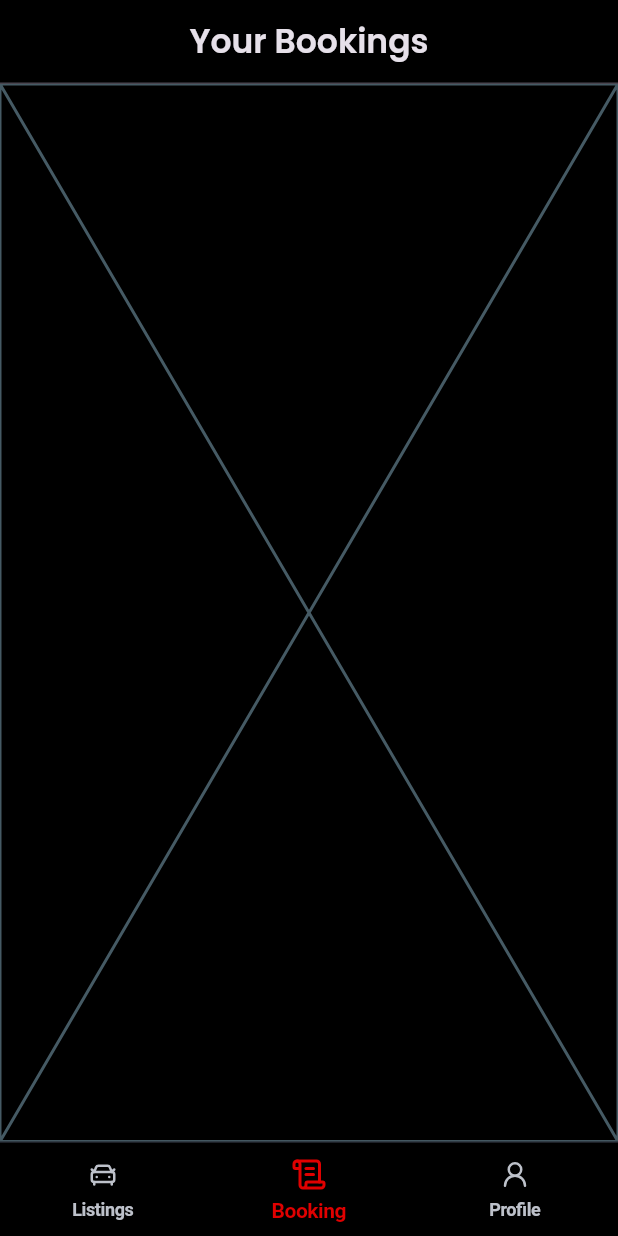
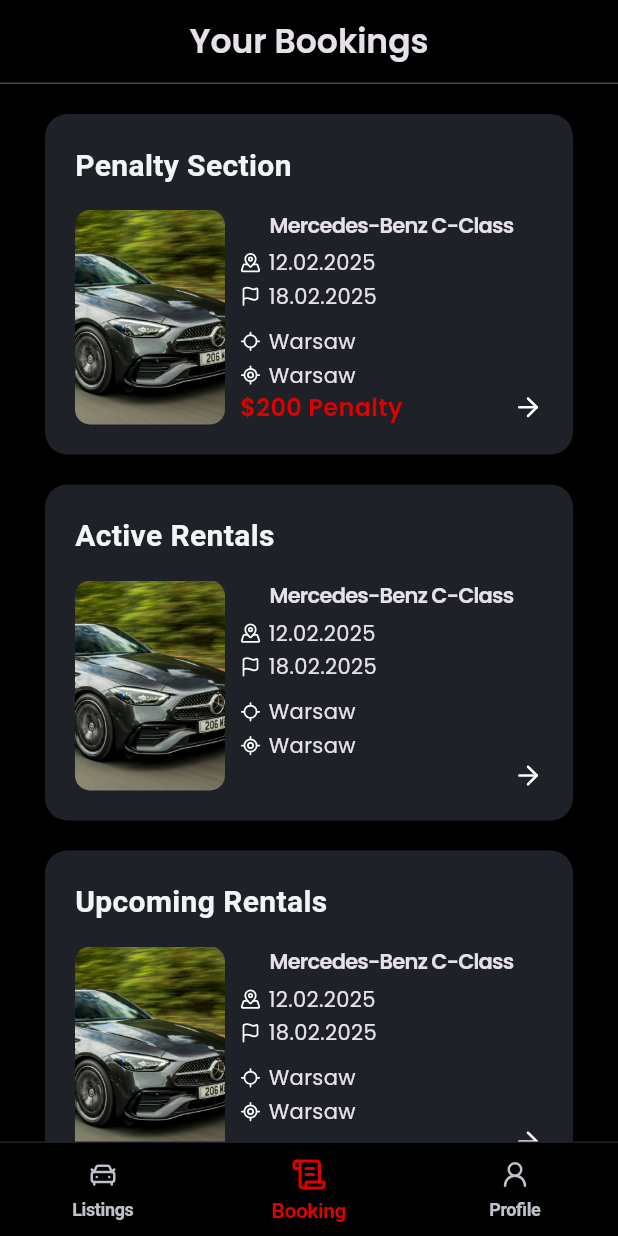
Before and after one commit to kuba122388/Vrooom, a Flutter app: the MainNavigationPage screen opened by its route, item 2 of the bottom bar chosen, on a phone screen of 412 x 824 dp. Run offline on Flutter 3.47's test engine with Material 3 defaults, Android fonts, the phone set to English and light mode, and no system bars; our stand-ins replace flutter_bloc, flutter_svg, pinput.

Commit message:
Feature(Refactor): Add Booking Page and Extend Rental Status with Penalty (#10)
* refactor: add penalty status to car status row

- Add `penalty` in rental status enum
- Update conditions for `penalty` - set red background of status
- Add one more row with `penalty` example

* feat: add booking page

- Add booking page with 4 sections: penalty, active, upcoming and history of rentals.
- Visibility of each section are defined by non-empty list of each section (without rental history that is visible even without previous rentals).
- Booking car tile widget displays image of a car, brand&model, start&finish rental date, start&finish car pick-up place.
- Penalty tile display penalty amount.
- Add new SVGs (arrow-right, flag, locate-fixed, map-pinned)

```diff
--- a/lib/core/configs/assets/app_vectors.dart
+++ b/lib/core/configs/assets/app_vectors.dart
@@ -29,6 +29,8 @@ class AppVectors {
   static const expandIcon = '${basePath}chevron-down$format';
   static const navigateRightIcon = '${basePath}chevron-right$format';
 
+  static const arrowRight = '${basePath}arrow-right$format';
+
   static const settings = '${basePath}settings$format';
   static const privacyPolicy = '${basePath}shield$format';
   static const contact = '${basePath}message-circle$format';
@@ -36,4 +38,10 @@ class AppVectors {
   static const mail = '${basePath}mail$format';
   static const phone = '${basePath}phone$format';
   static const key = '${basePath}key-round$format';
+
+  static const start = '${basePath}map-pinned$format';
+  static const finish = '${basePath}flag$format';
+
+  static const locationStart = '${basePath}locate$format';
+  static const locationFinish = '${basePath}locate-fixed$format';
 }
--- a/lib/presentation/bookings/pages/booking_page.dart
+++ b/lib/presentation/bookings/pages/booking_page.dart
@@ -1,10 +1,62 @@
 import 'package:flutter/material.dart';
+import 'package:vrooom/presentation/bookings/widgets/booking_car_tile.dart';
+
+import '../../../core/configs/theme/app_spacing.dart';
 
 class BookingsPage extends StatelessWidget {
   const BookingsPage({super.key});
 
   @override
   Widget build(BuildContext context) {
-    return const Placeholder();
+    List<String> _penalties = ["1"];
+    List<String> _active = ["1"];
+    List<String> _upcoming = ["1"];
+
+    return SingleChildScrollView(
+      child: Padding(
+        padding: EdgeInsets.symmetric(
+          horizontal: 30.0,
+          vertical: 20.0,
+        ),
+        child: Column(
+          children: [
+            if (_penalties.isNotEmpty) ...[
+              BookingCarTile(
+                title: "Penalty Section",
+                penalty: "\$200 Penalty",
+              ),
+              SizedBox(
+                height: AppSpacing.md,
+              ),
+            ],
+            if (_active.isNotEmpty) ...[
+              BookingCarTile(
+                title: "Active Rentals",
+              ),
+              SizedBox(
+                height: AppSpacing.md,
+              ),
+            ],
+            if (_upcoming.isNotEmpty) ...[
+              BookingCarTile(
+                title: "Upcoming Rentals",
+              ),
+              SizedBox(
+                height: AppSpacing.md,
+              ),
+            ],
+            Opacity(
+              opacity: 0.5,
+              child: BookingCarTile(
+                title: "Rental History",
+              ),
+            ),
+            SizedBox(
+              height: AppSpacing.md,
+            ),
+          ],
+        ),
+      ),
+    );
   }
 }
--- /dev/null
+++ b/lib/presentation/bookings/widgets/booking_car_tile.dart
@@ -0,0 +1,132 @@
+import 'package:flutter/material.dart';
+import 'package:vrooom/core/common/widgets/app_svg.dart';
+import 'package:vrooom/core/configs/theme/app_colors.dart';
+
+import '../../../core/common/widgets/info_section_card.dart';
+import '../../../core/configs/assets/app_images.dart';
+import '../../../core/configs/assets/app_vectors.dart';
+import '../../../core/configs/theme/app_spacing.dart';
+
+class BookingCarTile extends StatelessWidget {
+  final String title;
+  final String? penalty;
+
+  const BookingCarTile({
+    super.key,
+    required this.title,
+    this.penalty,
+  });
+
+  @override
+  Widget build(BuildContext context) {
+    return InfoSectionCard(
+      title: title,
+      child: IntrinsicHeight(
+        child: Row(
+          mainAxisSize: MainAxisSize.max,
+          crossAxisAlignment: CrossAxisAlignment.stretch,
+          children: [
+            ClipRRect(
+              borderRadius: BorderRadius.circular(10.0),
+              child: Image.asset(
+                AppImages.mercedes,
+                height: 140.0,
+                width: 100.0,
+                fit: BoxFit.cover,
+              ),
+            ),
+            const SizedBox(width: AppSpacing.xs),
+            Expanded(
+              child: Column(
+                crossAxisAlignment: CrossAxisAlignment.center,
+                children: [
+                  Text(
+                    "Mercedes-Benz C-Class",
+                    style: TextStyle(
+                      letterSpacing: -0.5,
+                      fontWeight: FontWeight.w600,
+                    ),
+                    textAlign: TextAlign.center,
+                  ),
+                  SizedBox(height: AppSpacing.xxs),
+
+                  // DATE
+                  Row(
+                    children: [
+                      AppSvg(
+                        asset: AppVectors.start,
+                        height: 14.0,
+                      ),
+                      SizedBox(width: AppSpacing.xxs),
+                      Text("12.02.2025"),
+                      Spacer(),
+                    ],
+                  ),
+                  SizedBox(height: AppSpacing.xxs / 2),
+                  Row(
+                    children: [
+                      AppSvg(
+                        asset: AppVectors.finish,
+                        height: 14.0,
+                      ),
+                      SizedBox(width: AppSpacing.xxs),
+                      Text("18.02.2025"),
+                      Spacer(),
+                    ],
+                  ),
+                  SizedBox(height: AppSpacing.xs),
+
+                  // PLACE
+                  Row(
+                    children: [
+                      AppSvg(
+                        asset: AppVectors.locationStart,
+                        height: 14.0,
+                      ),
+                      SizedBox(width: AppSpacing.xxs),
+                      Text("Warsaw"),
+                      Spacer(),
+                    ],
+                  ),
+                  SizedBox(height: AppSpacing.xxs / 2),
+                  Row(
+                    children: [
+                      AppSvg(
+                        asset: AppVectors.locationFinish,
+                        height: 14.0,
+                      ),
+                      const SizedBox(width: AppSpacing.xxs),
+                      Text("Warsaw"),
+                      Spacer(),
+                    ],
+                  ),
+
+                  // PENALTY,
+                  Spacer(),
+                  Row(
+                    mainAxisSize: MainAxisSize.max,
+                    children: [
+                      if(penalty != null) Text(
+                        penalty!,
+                        style: TextStyle(
+                          color: AppColors.primary,
+                          fontSize: 16.0,
+                          fontWeight: FontWeight.w600,
+                        ),
+                      ),
+                      Spacer(),
+                      AppSvg(
+                        asset: AppVectors.arrowRight,
+                        height: 20.0,
+                      )
+                    ],
+                  )
+                ],
+              ),
+            ),
+          ],
+        ),
+      ),
+    );
+  }
+}
--- a/lib/presentation/profile/pages/profile_page.dart
+++ b/lib/presentation/profile/pages/profile_page.dart
@@ -62,6 +62,7 @@ class ProfilePage extends StatelessWidget {
                   CarStatusRow(carName: "Mercedes C-Class", status: RentalStatus.active,),
                   CarStatusRow(carName: "Tesla Model 3", status: RentalStatus.completed,),
                   CarStatusRow(carName: "Ford Mustang", status: RentalStatus.cancelled,),
+                  CarStatusRow(carName: "Opel Astra", status: RentalStatus.penalty,),
                 ],
               ),
             ),
--- a/lib/presentation/profile/widgets/car_status_row.dart
+++ b/lib/presentation/profile/widgets/car_status_row.dart
@@ -9,6 +9,7 @@ enum RentalStatus {
   active,
   completed,
   cancelled,
+  penalty,
 }
 
 class CarStatusRow extends StatelessWidget {
@@ -25,6 +26,8 @@ class CarStatusRow extends StatelessWidget {
     switch (status) {
       case RentalStatus.active:
         return AppColors.container.claret;
+      case RentalStatus.penalty:
+        return AppColors.primary;
       default:
         return AppColors.container.neutral700;
     }
@@ -38,6 +41,8 @@ class CarStatusRow extends StatelessWidget {
         return "Completed";
       case RentalStatus.cancelled:
         return "Cancelled";
+      case RentalStatus.penalty:
+        return "Penalty";
     }
   }
 
@@ -93,7 +98,10 @@ class CarStatusRow extends StatelessWidget {
             ],
           ),
         ),
-        Divider(color: AppColors.container.neutral700, height: 1,)
+        Divider(
+          color: AppColors.container.neutral700,
+          height: 1,
+        )
       ],
     );
   }
```
Also changed, not shown: assets/vectors/arrow-right.svg (added), assets/vectors/flag.svg (added), assets/vectors/locate-fixed.svg (added), assets/vectors/map-pinned.svg (added).
